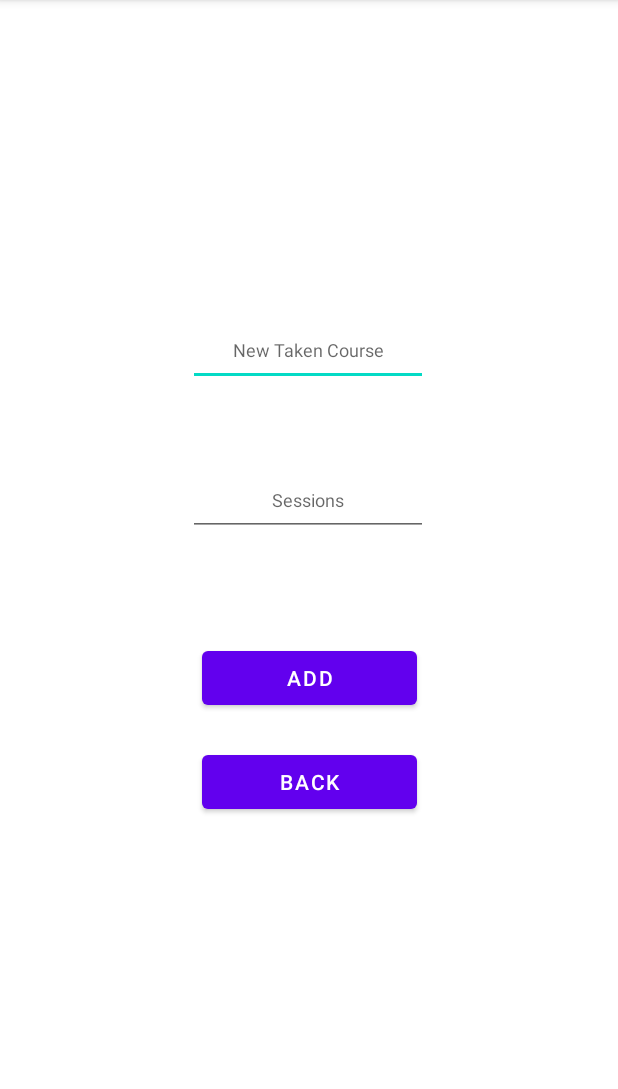
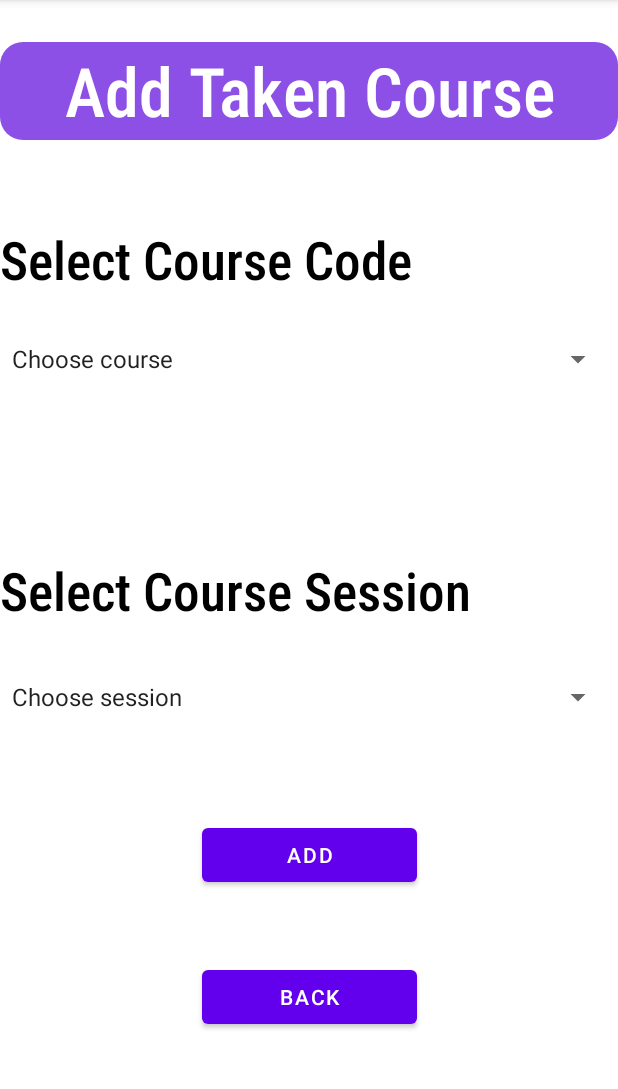
Before and after one commit to aks-456/b07-project, an Android app: the AddtakencrsActivity screen opened directly, with no data from a screen before it, after a tap on "ADD", on a phone screen of 412 x 824 dp, the part 84-1173 px from its top. Run offline under Robolectric (Android 15) with nearby library versions, the phone set to English and light mode, and no system bars; our stand-ins replace Firebase (no records; nobody signed in at launch, a user with empty details on screens opened directly).

Commit message:
Fixed addtakencrs

```diff
--- a/B07Project/app/src/main/java/com/example/b07project/AddtakencrsActivity.java
+++ b/B07Project/app/src/main/java/com/example/b07project/AddtakencrsActivity.java
@@ -1,26 +1,41 @@
 package com.example.b07project;
 
+import androidx.annotation.NonNull;
 import androidx.appcompat.app.AppCompatActivity;
 
 import android.content.Intent;
 import android.os.Bundle;
+import android.util.Log;
 import android.view.Gravity;
 import android.view.View;
+import android.widget.ArrayAdapter;
 import android.widget.Button;
 import android.widget.EditText;
+import android.widget.Spinner;
 import android.widget.Toast;
 
+import com.google.android.gms.tasks.OnCompleteListener;
+import com.google.android.gms.tasks.Task;
 import com.google.firebase.auth.FirebaseAuth;
 import com.google.firebase.auth.FirebaseUser;
+import com.google.firebase.database.DataSnapshot;
+import com.google.firebase.database.DatabaseError;
 import com.google.firebase.database.DatabaseReference;
 import com.google.firebase.database.FirebaseDatabase;
+import com.google.firebase.database.ValueEventListener;
+
+import java.util.ArrayList;
+import java.util.Locale;
 
 public class AddtakencrsActivity extends AppCompatActivity {
 
     EditText editTextcode, editTextsessions;
-    Button btnAdd, btnBack;
+    Button btnAdd, btnBack, setcrsbtn;
     FirebaseDatabase database;
     DatabaseReference ref;
+    DatabaseReference mDatabase;
+    DatabaseReference ref2;
+    Spinner spinnercrs, spinnerses;
 
     @Override
     protected void onCreate(Bundle savedInstanceState) {
@@ -31,55 +46,99 @@ public class AddtakencrsActivity extends AppCompatActivity {
 
         FirebaseUser ud = FirebaseAuth.getInstance().getCurrentUser();
         String userid = ud.getUid();
-        ref = database.getReference("students").child(userid).child("taken_courses");
-//        String userid = "101";
         ref = database.getReference("students").child(userid).child("takenCourse");
 
+        spinnercrs = (Spinner) findViewById(R.id.spinnercrs);
+        ArrayList<String> courses = new ArrayList<String>();
+        courses.add("Choose course");
+        mDatabase = FirebaseDatabase.getInstance().getReference();
+        mDatabase.child("admin_courses").get().addOnCompleteListener(new OnCompleteListener<DataSnapshot>() {
+            @Override
+            public void onComplete(@NonNull Task<DataSnapshot> task) {
+                if (!task.isSuccessful()) {
+                    Toast.makeText(AddtakencrsActivity.this, "There are no courses", Toast.LENGTH_LONG).show();
+                } else {
+                    for (DataSnapshot ds : task.getResult().getChildren()) {
+                        String key = ds.getKey();
+                        courses.add(key);
+                    }
+                }
+            }
+        });
 
-        editTextcode = (EditText) findViewById(R.id.edTxtCode);
-        editTextsessions = (EditText) findViewById(R.id.edTxtSession);
+        ArrayAdapter<String> preAdapter = new ArrayAdapter<String>(this, android.R.layout.simple_spinner_item, courses);
+        spinnercrs.setAdapter(preAdapter);
+
+        spinnerses = (Spinner) findViewById(R.id.spinnerses);
+        ArrayList<String> sessions = new ArrayList<String>();
+        sessions.add("Choose session");
+        sessions.add("Fall");
+        sessions.add("Winter");
+        sessions.add("Summer");
+//
+//        setcrsbtn = (Button) findViewById(R.id.setcrsbtn);
+//        setcrsbtn.setOnClickListener(new View.OnClickListener() {
+//            @Override
+//            public void onClick(View view) {
+//                mDatabase.child("admin_courses").child(spinnercrs.getSelectedItem().toString()).get().addOnCompleteListener(new OnCompleteListener<DataSnapshot>() {
+//                    @Override
+//                    public void onComplete(@NonNull Task<DataSnapshot> task) {
+//                        if (!task.isSuccessful()) {
+//                            Toast.makeText(AddtakencrsActivity.this, "There are no courses", Toast.LENGTH_LONG).show();
+//                            sessions.add("failed!");
+//                        } else {
+//                            for (DataSnapshot ds : task.getResult().getChildren()) {
+//                                sessions.add("test!");
+//                                if (ds.getKey().toString() == "offerings"){
+//                                    String[] temp = ds.getValue().toString().split(",");
+//                                    for (int i = 0; i<temp.length; i++){
+//                                        sessions.add(temp[i]);
+//                                    }
+//                                }
+//                            }
+//                        }
+//                    }
+//                });
+//
+//            }
+//        });
+        ArrayAdapter<String> preAdapter2 = new ArrayAdapter<String>(this, android.R.layout.simple_spinner_item, sessions);
+        spinnerses.setAdapter(preAdapter2);
+
+//        editTextcode = (EditText) findViewById(R.id.edTxtCode);
+//        editTextsessions = (EditText) findViewById(R.id.edTxtSession);
 
         btnAdd = (Button) findViewById(R.id.tcbuttonAdd);
-
         btnAdd.setOnClickListener(new View.OnClickListener() {
-
-
             @Override
             public void onClick(View view) {
+                writeNewCrs();
+            }
+            private void writeNewCrs() {
 
-                if(isEmpty(editTextcode) || isEmpty(editTextsessions) ){
-                    Toast toast = Toast.makeText(AddtakencrsActivity.this, "Please enter information!", Toast.LENGTH_LONG);
-                    toast.setGravity(Gravity.CENTER_VERTICAL|Gravity.START,90, 0);
-                    toast.show();
+                String newer = "";
+                if(!(spinnercrs.getSelectedItem().toString().equals("Choose course"))) {
+                    newer = spinnercrs.getSelectedItem().toString();
+                }
+                else
+                    return;
+                String newerses = "";
+                if(!(spinnerses.getSelectedItem().toString().equals("Choose session"))) {
+                    newerses = spinnerses.getSelectedItem().toString();
+                }
+                else
+                    return;
 
-
-                }
-                else {
-
-                    writeNewCrs();
-                    Toast toast = Toast.makeText(AddtakencrsActivity.this, "Course added successfully!", Toast.LENGTH_LONG);
-                    toast.setGravity(Gravity.CENTER_VERTICAL | Gravity.START, 90, 0);
-                    toast.show();
-                }
-
-            }
-
-            private void writeNewCrs() {
-                String code_input = editTextcode.getText().toString().toUpperCase();
-                String session_input = editTextsessions.getText().toString().toUpperCase();
+//                String code_input = editTextcode.getText().toString().toUpperCase();
+//                String session_input = editTextsessions.getText().toString().toUpperCase();
 //                Course course = new Course(editTextcode.getText().toString(),
 //                        editTextsessions.getText().toString());
-                Course course = new Course(code_input,
-                        session_input);
-                String code = editTextcode.getText().toString().toUpperCase();
-                ref.child(code).setValue(course);
-            }
-
-            private boolean isEmpty(EditText etText) {
-                if (etText.getText().toString().trim().length() > 0)
-                    return false;
-
-                return true;
+                Course course = new Course(newer, newerses);
+//                String code = editTextcode.getText().toString().toUpperCase();
+                ref.child(newer).setValue(course);
+                Toast toast = Toast.makeText(AddtakencrsActivity.this, "Course added successfully!", Toast.LENGTH_LONG);
+                toast.setGravity(Gravity.CENTER_VERTICAL | Gravity.START, 90, 0);
+                toast.show();
             }
         });
 
--- a/B07Project/app/src/main/java/com/example/b07project/GenerateCourseStudent.java
+++ b/B07Project/app/src/main/java/com/example/b07project/GenerateCourseStudent.java
@@ -54,7 +54,7 @@ public class GenerateCourseStudent extends AppCompatActivity {
             @Override
             public void onComplete(@NonNull Task<DataSnapshot> task) {
                 if (!task.isSuccessful()) {
-                    Toast.makeText(GenerateCourseStudent.this, "There are no courses added to select prerequisites, please enter them manually", Toast.LENGTH_LONG).show();
+                    Toast.makeText(GenerateCourseStudent.this, "There are no courses", Toast.LENGTH_LONG).show();
                 } else {
                     for (DataSnapshot ds : task.getResult().getChildren()) {
                         String key = ds.getKey();
--- a/B07Project/app/src/main/res/layout/activity_addtakencrs.xml
+++ b/B07Project/app/src/main/res/layout/activity_addtakencrs.xml
@@ -6,59 +6,103 @@
     android:layout_height="match_parent"
     tools:context=".AddtakencrsActivity">
 
-    <EditText
-        android:id="@+id/edTxtCode"
-        android:layout_width="160dp"
-        android:layout_height="48dp"
+    <TextView
+        android:id="@+id/textView"
+        android:layout_width="match_parent"
+        android:layout_height="65dp"
+        android:background="@drawable/background_text_view"
+        android:backgroundTint="#8D50E7"
+        android:fontFamily="sans-serif-condensed-medium"
         android:gravity="center"
-        android:hint="New Taken Course"
-        android:textSize="12sp"
-
-
+        android:text="Add Taken Course"
+        android:textColor="@color/white"
+        android:textSize="45sp"
         app:layout_constraintBottom_toBottomOf="parent"
         app:layout_constraintEnd_toEndOf="parent"
-        app:layout_constraintHorizontal_bias="0.498"
+        app:layout_constraintHorizontal_bias="0.0"
         app:layout_constraintStart_toStartOf="parent"
         app:layout_constraintTop_toTopOf="parent"
-        app:layout_constraintVertical_bias="0.291" />
+        app:layout_constraintVertical_bias="0.04" />
 
-    <EditText
-        android:id="@+id/edTxtSession"
-        android:layout_width="160dp"
-        android:layout_height="48dp"
+    <TextView
+        android:id="@+id/textView2"
+        android:layout_width="wrap_content"
+        android:layout_height="wrap_content"
+        android:fontFamily="sans-serif-condensed-medium"
         android:gravity="center"
-        android:hint="Sessions"
-        android:textSize="12sp"
-
+        android:text="Select Course Code"
+        android:textColor="@color/black"
+        android:textSize="35sp"
         app:layout_constraintBottom_toBottomOf="parent"
         app:layout_constraintEnd_toEndOf="parent"
-        app:layout_constraintHorizontal_bias="0.498"
+        app:layout_constraintHorizontal_bias="0.0"
         app:layout_constraintStart_toStartOf="parent"
-        app:layout_constraintTop_toBottomOf="@+id/edTxtCode"
-        app:layout_constraintVertical_bias="0.113" />
+        app:layout_constraintTop_toTopOf="parent"
+        app:layout_constraintVertical_bias="0.207" />
+
+    <TextView
+        android:id="@+id/textView6"
+        android:layout_width="wrap_content"
+        android:layout_height="wrap_content"
+        android:fontFamily="sans-serif-condensed-medium"
+        android:gravity="center"
+        android:text="Select Course Session"
+        android:textColor="@color/black"
+        android:textSize="35sp"
+        app:layout_constraintBottom_toBottomOf="parent"
+        app:layout_constraintEnd_toEndOf="parent"
+        app:layout_constraintHorizontal_bias="0.0"
+        app:layout_constraintStart_toStartOf="parent"
+        app:layout_constraintTop_toTopOf="parent"
+        app:layout_constraintVertical_bias="0.513" />
+
+    <Spinner
+        android:id="@+id/spinnerses"
+        android:layout_width="409dp"
+        android:layout_height="wrap_content"
+        android:layout_marginTop="120dp"
+        app:layout_constraintBottom_toBottomOf="parent"
+        app:layout_constraintEnd_toEndOf="parent"
+        app:layout_constraintHorizontal_bias="0.0"
+        app:layout_constraintStart_toStartOf="parent"
+        app:layout_constraintTop_toTopOf="parent"
+        app:layout_constraintVertical_bias="0.533" />
+
+    <Spinner
+        android:id="@+id/spinnercrs"
+        android:layout_width="409dp"
+        android:layout_height="wrap_content"
+        android:layout_marginTop="120dp"
+        app:layout_constraintBottom_toBottomOf="parent"
+        app:layout_constraintEnd_toEndOf="parent"
+        app:layout_constraintHorizontal_bias="0.0"
+        app:layout_constraintStart_toStartOf="parent"
+        app:layout_constraintTop_toTopOf="parent"
+        app:layout_constraintVertical_bias="0.172" />
 
     <Button
         android:id="@+id/tcbuttonAdd"
         android:layout_width="143dp"
         android:layout_height="48dp"
+
         android:text="@string/Display_taken_course_title_button_add"
-
         app:layout_constraintBottom_toBottomOf="parent"
         app:layout_constraintEnd_toEndOf="parent"
         app:layout_constraintStart_toStartOf="parent"
-        app:layout_constraintTop_toBottomOf="@+id/edTxtSession"
-        app:layout_constraintVertical_bias="0.194" />
+        app:layout_constraintTop_toTopOf="parent"
+        app:layout_constraintVertical_bias="0.758" />
 
     <Button
         android:id="@+id/tcbuttonBack"
         android:layout_width="143dp"
         android:layout_height="48dp"
+        android:layout_marginBottom="48dp"
+
         android:text="@string/Display_taken_course_title_button_back"
-
         app:layout_constraintBottom_toBottomOf="parent"
         app:layout_constraintEnd_toEndOf="parent"
         app:layout_constraintStart_toStartOf="parent"
-        app:layout_constraintTop_toBottomOf="@+id/edTxtSession"
-        app:layout_constraintVertical_bias="0.386" />
+        app:layout_constraintTop_toBottomOf="@+id/tcbuttonAdd"
+        app:layout_constraintVertical_bias="0.602" />
 
 </androidx.constraintlayout.widget.ConstraintLayout>
```
